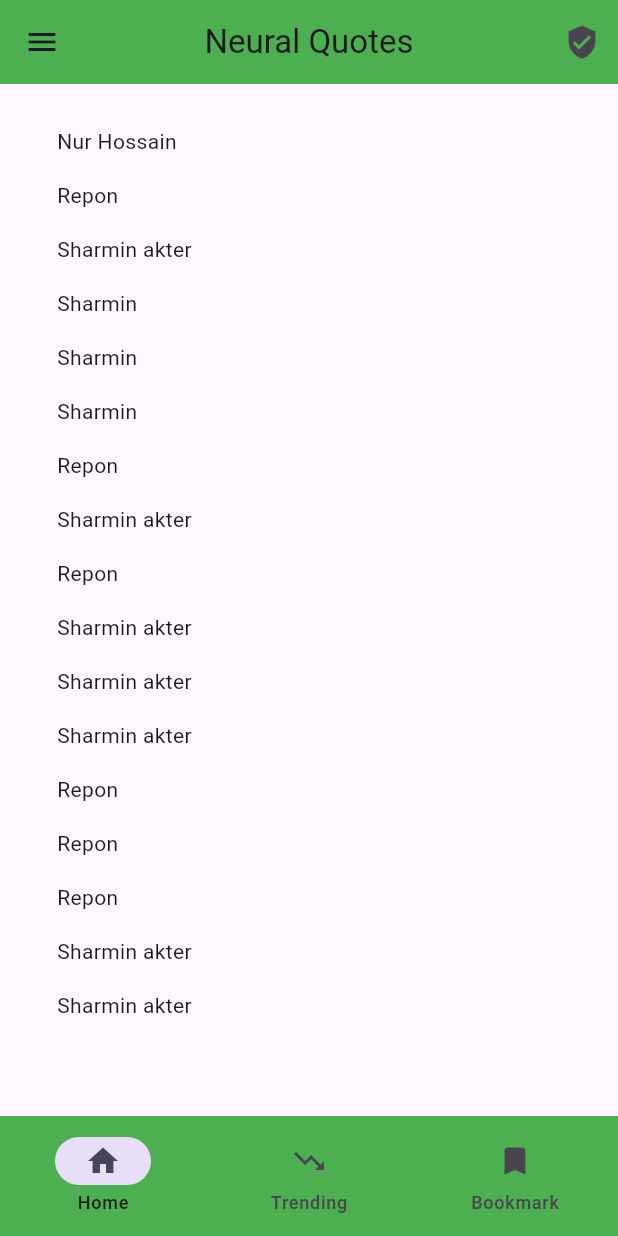
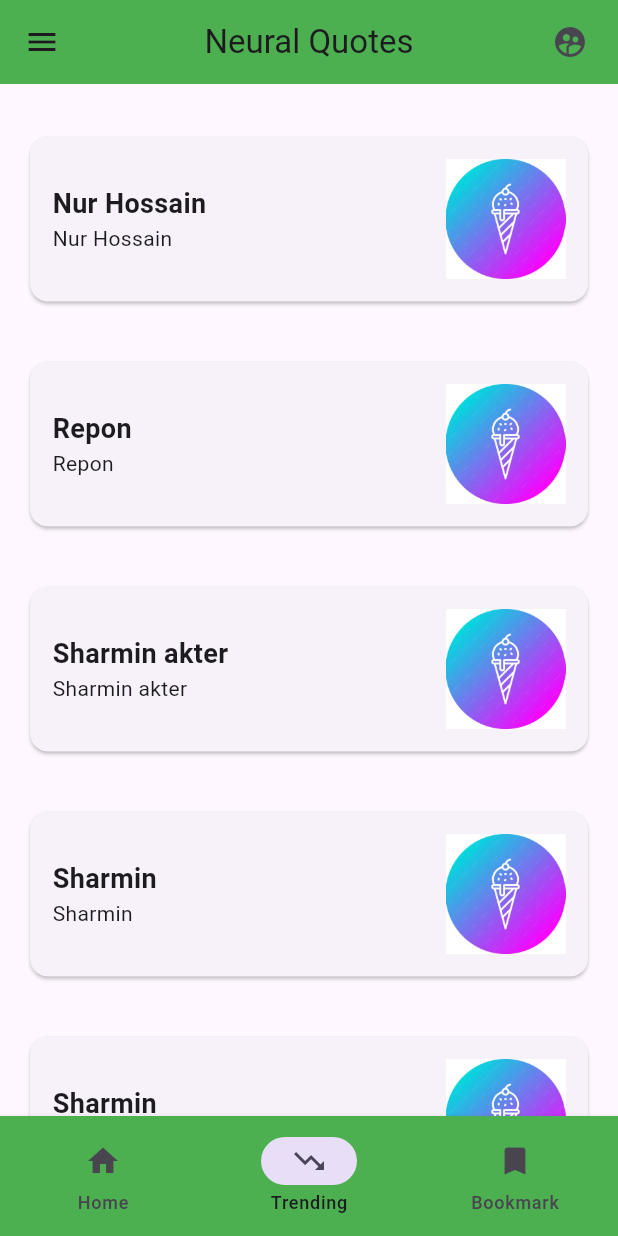
Before and after one commit to Nhrepon/Neural-Quotes-Flutter-App, a Flutter app: the screen it shows after launch, on a phone screen of 412 x 824 dp. Run offline on Flutter 3.47's test engine with Material 3 defaults, Android fonts, the phone set to English and light mode, and no system bars.

Commit message:
version: 1.1

```diff
--- a/lib/main.dart
+++ b/lib/main.dart
@@ -1,3 +1,4 @@
+import 'package:flutter/cupertino.dart';
 import 'package:flutter/material.dart';
 
 void main() {
@@ -42,6 +43,7 @@ class Home extends StatelessWidget {
 
   @override
   Widget build(BuildContext context) {
+    AlertDialog alert;
     return Scaffold(
       appBar: AppBar(
         title: Text(title),
@@ -50,9 +52,32 @@ class Home extends StatelessWidget {
         //leading: Icon(Icons.menu),
         actions: [
           IconButton(
-            icon: Icon(Icons.verified_user_sharp),
-            tooltip: "Appbar actions",
-            onPressed: () {},
+            icon: IconButton(onPressed: (){
+
+
+
+            showDialog(
+              barrierColor: Colors.black26,
+                barrierDismissible: true,
+                context: context,
+                builder: (context){
+                  return AlertDialog(
+                    title: Text("Alert"),
+                    content: Text("Messages"),
+                    actions: [
+                      TextButton(onPressed: (){}, child: Text("No")),
+                      TextButton(onPressed: (){}, child: Text("Yes"))
+                    ],
+                  );
+                }
+            );
+
+
+
+            },
+                icon: const Icon(Icons.supervised_user_circle)),
+                tooltip: "Appbar actions",
+                onPressed: () {},
           )
         ],
       ),
@@ -70,12 +95,38 @@ class Home extends StatelessWidget {
 
       body: Scrollbar(
         child: ListView.builder(
-            padding: EdgeInsets.symmetric(vertical: 20, horizontal: 30),
+            padding: EdgeInsets.symmetric(vertical: 15, horizontal: 20),
             itemCount: dataList.length,
             itemBuilder: (context, index) {
-              return Padding(
-                padding: const EdgeInsets.all(8.0),
-                child: Text(dataList[index]),
+              return Card(
+                margin: const EdgeInsets.symmetric(vertical: 20),
+                shadowColor: Colors.black,
+                child: Padding(
+                  padding: const EdgeInsets.all(15),
+                  child: Column(
+                    mainAxisAlignment: MainAxisAlignment.center,
+                    crossAxisAlignment: CrossAxisAlignment.center,
+
+                    children: [
+                      Row(
+                        children: [
+                          Expanded(child: Column(
+                            crossAxisAlignment: CrossAxisAlignment.start,
+                            mainAxisSize: MainAxisSize.min,
+                            children: [
+                              Text(dataList[index], style: TextStyle(fontSize: 18, fontWeight: FontWeight.bold),),
+                              Text(dataList[index], style: TextStyle(fontSize: 14,),),
+                            ],
+                          ),),
+                          Image.asset('assets/images/img.jpg', width: 80,),
+
+
+
+                        ],
+                      )
+                    ],
+                  ),
+                ),
               );
             }),
       ),
@@ -85,6 +136,9 @@ class Home extends StatelessWidget {
 
       bottomNavigationBar: NavigationBar(
         backgroundColor: Colors.green,
+        selectedIndex: 1,
+        shadowColor: Colors.red,
+        onDestinationSelected: (value) => value,
         destinations: [
           NavigationDestination(icon: Icon(Icons.home), label: "Home"),
           NavigationDestination(
--- a/pubspec.yaml
+++ b/pubspec.yaml
@@ -59,8 +59,8 @@ flutter:
   uses-material-design: true
 
   # To add assets to your application, add an assets section, like this:
-  # assets:
-  #   - images/a_dot_burr.jpeg
+  assets:
+    - assets/images/
   #   - images/a_dot_ham.jpeg
 
   # An image asset can refer to one or more resolution-specific "variants", see
```
Also changed, not shown: assets/images/img.jpg (added).
